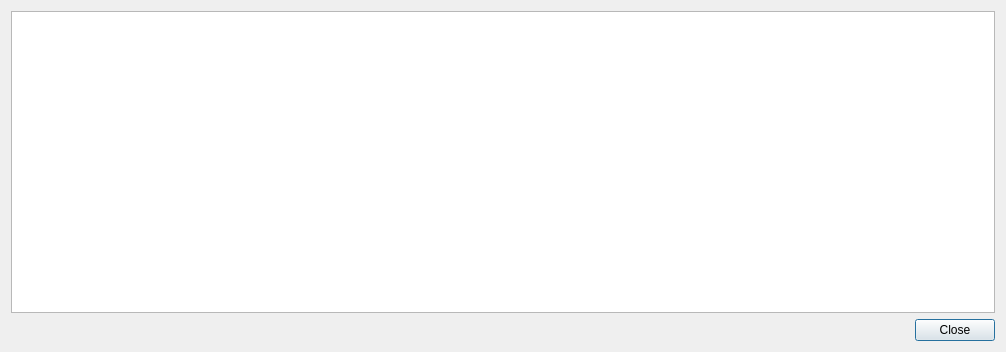
Qt form GCXMLGenerator/forms/gchelpdialog.ui (goblincoding/xmlmill) before a commit.
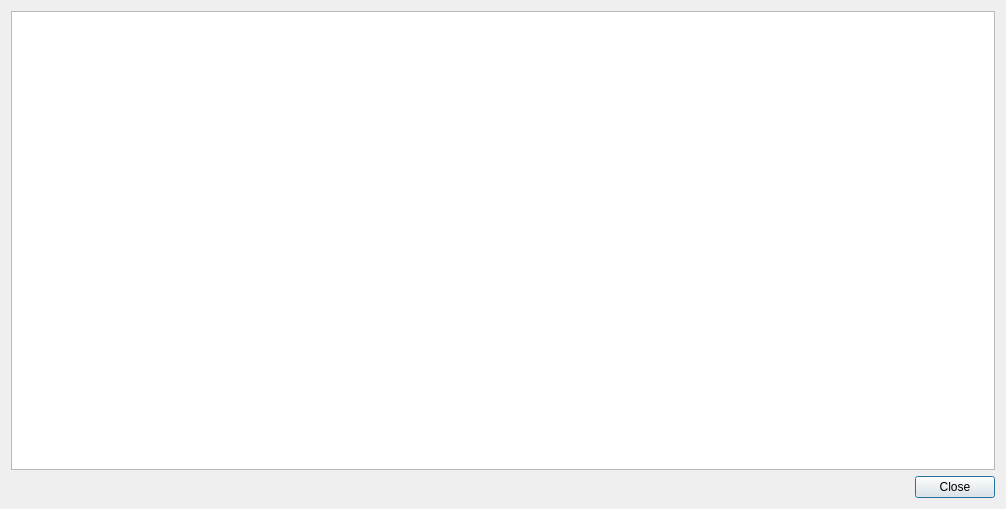
The same form after that commit. Icons and pictures are not drawn.

Commit message: Changes to main help.

```diff
--- a/GCXMLGenerator/forms/gchelpdialog.ui
+++ b/GCXMLGenerator/forms/gchelpdialog.ui
@@ -7,7 +7,7 @@
     <x>0</x>
     <y>0</y>
     <width>1006</width>
-    <height>352</height>
+    <height>509</height>
    </rect>
   </property>
   <property name="windowTitle">
```
The commit also changes 2 other files.
